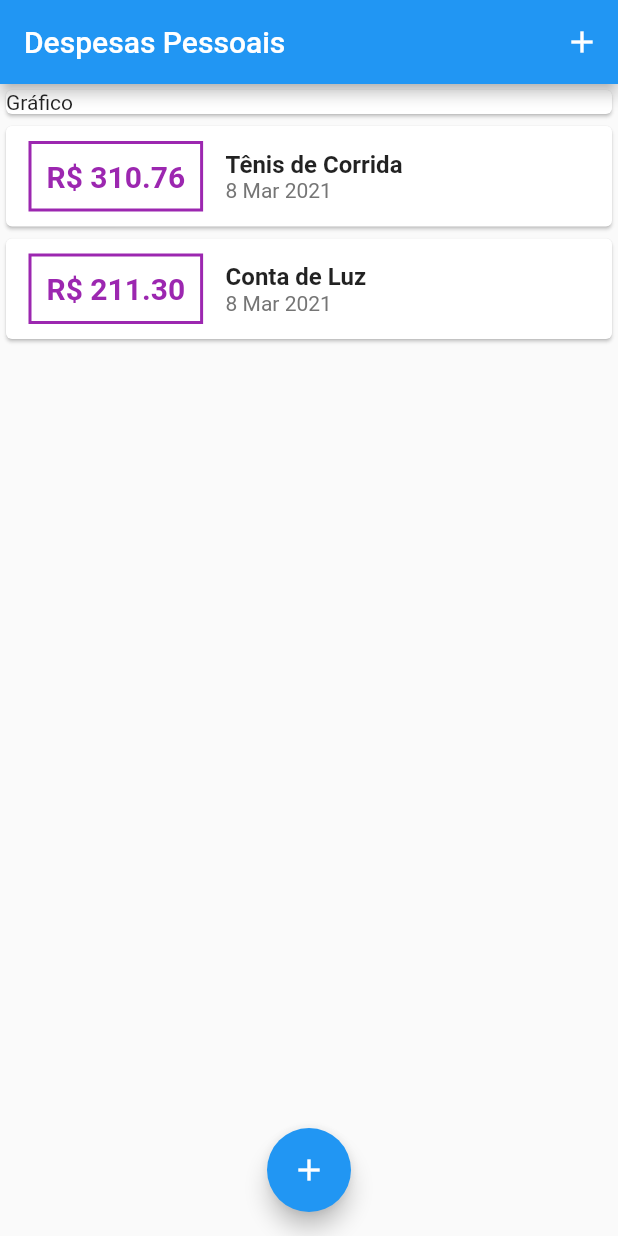
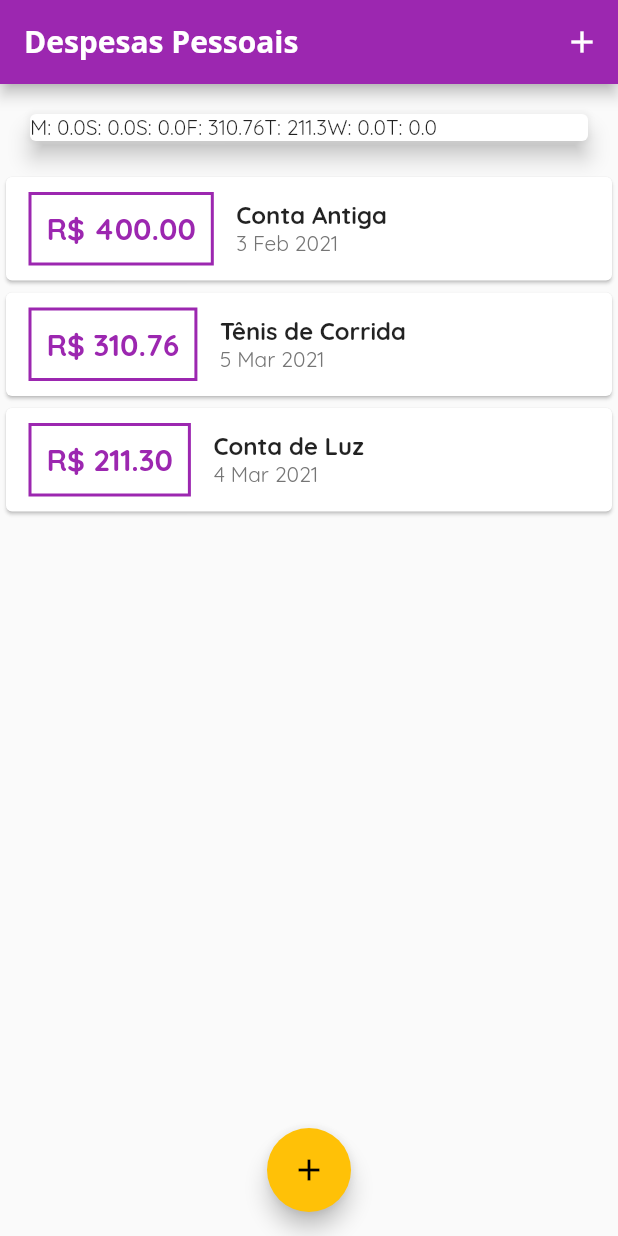
Before and after one commit to heytorvas/flutter-course, a Flutter app: the screen it shows after launch, on a phone screen of 412 x 824 dp. Run offline on Flutter 3.47's test engine with Material 2 defaults, Android fonts, the phone set to English and light mode, and no system bars.

Commit message:
end day 04

```diff
--- /dev/null
+++ b/expenses/lib/components/chart.dart
@@ -0,0 +1,47 @@
+import 'package:expenses/models/transaction.dart';
+import 'package:flutter/material.dart';
+import 'package:intl/intl.dart';
+
+class Chart extends StatelessWidget {
+
+  final List<Transaction> recentTransaction;
+  Chart(this.recentTransaction);
+
+  List<Map<String, Object>> get groupedTransactions {
+    return List.generate(7, (index) {
+      final weekDay = DateTime.now().subtract(
+        Duration(days: index),
+      );
+
+      double totalSum = 0.0;
+      for(var i = 0; i < recentTransaction.length; i++){
+        bool sameDay = recentTransaction[i].date.day == weekDay.day;
+        bool sameMonth = recentTransaction[i].date.month == weekDay.month;
+        bool sameYear = recentTransaction[i].date.year == weekDay.year;
+
+        if(sameDay && sameMonth && sameYear) {
+          totalSum += recentTransaction[i].value;
+        }
+      }
+
+      return {
+        'day': DateFormat.E().format(weekDay)[0],
+        'value': totalSum
+      };
+    });
+  }
+
+  @override
+  Widget build(BuildContext context) {
+    groupedTransactions;
+    return Card(
+      elevation: 6,
+      margin: EdgeInsets.all(20),
+      child: Row(
+        children: groupedTransactions.map((tr) {
+          return Text('${tr['day']}: ${tr['value']}');
+        }).toList(),
+      ),
+    );
+  }
+}
--- /dev/null
+++ b/expenses/lib/components/chart_bar.dart
@@ -0,0 +1,10 @@
+import 'package:flutter/material.dart';
+
+class ChartBar extends StatelessWidget {
+  @override
+  Widget build(BuildContext context) {
+    return Container(
+
+    );
+  }
+}
--- a/expenses/lib/components/transaction_list.dart
+++ b/expenses/lib/components/transaction_list.dart
@@ -11,7 +11,24 @@ class TransactionList extends StatelessWidget {
   Widget build(BuildContext context) {
     return Container(
       height: 300,
-      child: ListView.builder(
+      child: transactions.isEmpty ? Column(
+        children: [
+          Text(
+            'Nenhuma transação adicionada!',
+            style: Theme.of(context).textTheme.headline6
+          ),
+          SizedBox(
+            height: 20
+          ),
+          Container(
+            height: 200,
+            child: Image.asset(
+              'assets/images/waiting.png',
+              fit: BoxFit.cover
+            ),
+          )
+        ],
+      ) : ListView.builder(
         itemCount: transactions.length,
         itemBuilder: (ctx, index) {
           final tr = transactions[index];
@@ -25,7 +42,7 @@ class TransactionList extends StatelessWidget {
                   ),
                   decoration: BoxDecoration(
                     border: Border.all(
-                      color: Colors.purple,
+                      color: Theme.of(context).primaryColor,
                       width: 2,
                     )
                   ),
@@ -35,7 +52,7 @@ class TransactionList extends StatelessWidget {
                     style: TextStyle(
                       fontWeight: FontWeight.bold,
                       fontSize: 20,
-                      color: Colors.purple
+                      color: Theme.of(context).primaryColor
                     ),
                   ),
                 ),
--- a/expenses/lib/main.dart
+++ b/expenses/lib/main.dart
@@ -1,3 +1,4 @@
+import 'package:expenses/components/chart.dart';
 import 'package:expenses/components/transaction_form.dart';
 import 'package:flutter/material.dart';
 
@@ -12,7 +13,21 @@ class ExpensesApp extends StatelessWidget {
   @override
   Widget build(BuildContext context) {
     return MaterialApp(
-      home: MyHomePage()
+      home: MyHomePage(),
+      theme: ThemeData(
+        primarySwatch: Colors.purple,
+        accentColor: Colors.amber,
+        fontFamily: 'Quicksand',
+        appBarTheme: AppBarTheme(
+          textTheme: ThemeData.light().textTheme.copyWith(
+            headline6: TextStyle(
+              fontFamily: 'OpenSans',
+              fontSize: 20,
+              fontWeight: FontWeight.bold
+            )
+          )
+        )
+      )
     );
   }
 }
@@ -25,20 +40,34 @@ class MyHomePage extends StatefulWidget {
 
 class _MyHomePageState extends State<MyHomePage> {
 
-  final _transactions = [
+  final List<Transaction> _transactions = [
     Transaction(
       id: 't1',
+      title: 'Conta Antiga',
+      value: 400.00,
+      date: DateTime.now().subtract(Duration(days: 33))
+    ),
+    Transaction(
+      id: 't3',
       title: 'Tênis de Corrida',
       value: 310.76,
-      date: DateTime.now()
+      date: DateTime.now().subtract(Duration(days: 3))
     ),
     Transaction(
       id: 't2',
       title: 'Conta de Luz',
       value: 211.30,
-      date: DateTime.now()
+      date: DateTime.now().subtract(Duration(days: 4))
     )
   ];
+
+  List<Transaction> get _recentTransactions {
+    return _transactions.where((tr) {
+      return tr.date.isAfter(DateTime.now().subtract(
+        Duration(days: 7),
+      ));
+    }).toList();
+  }
 
   _addTransaction(String title, double value) {
     final newTransaction = Transaction(
@@ -51,6 +80,8 @@ class _MyHomePageState extends State<MyHomePage> {
     setState(() {
      _transactions.add(newTransaction);
     });
+
+    Navigator.of(context).pop();
   }
 
   _openTransactoinFormModal(BuildContext context) {
@@ -78,11 +109,7 @@ class _MyHomePageState extends State<MyHomePage> {
         child: Column(
           crossAxisAlignment: CrossAxisAlignment.stretch,
           children: [
-            Container(
-              child: Card(
-                child: Text('Gráfico')
-              ),
-            ),
+            Chart(_recentTransactions),
             TransactionList(_transactions),
 
           ],
```
Also changed, not shown: expenses/pubspec.yaml (+13 -14 lines), expenses/assets/fonts/OpenSans-Bold.ttf (added), expenses/assets/fonts/OpenSans-Regular.ttf (added), expenses/assets/fonts/Quicksand-Bold.ttf (added), expenses/assets/fonts/Quicksand-Light.ttf (added), expenses/assets/fonts/Quicksand-Medium.ttf (added), expenses/assets/fonts/Quicksand-Regular.ttf (added), expenses/assets/images/waiting.png (added).
